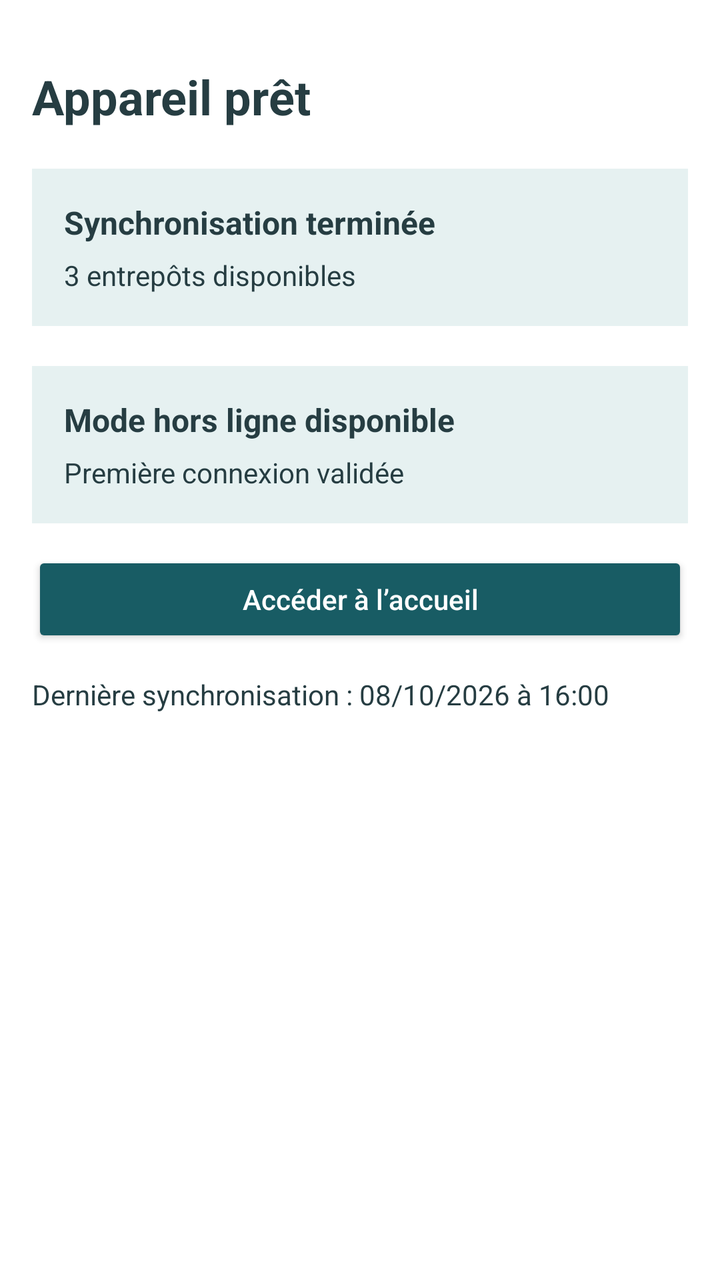
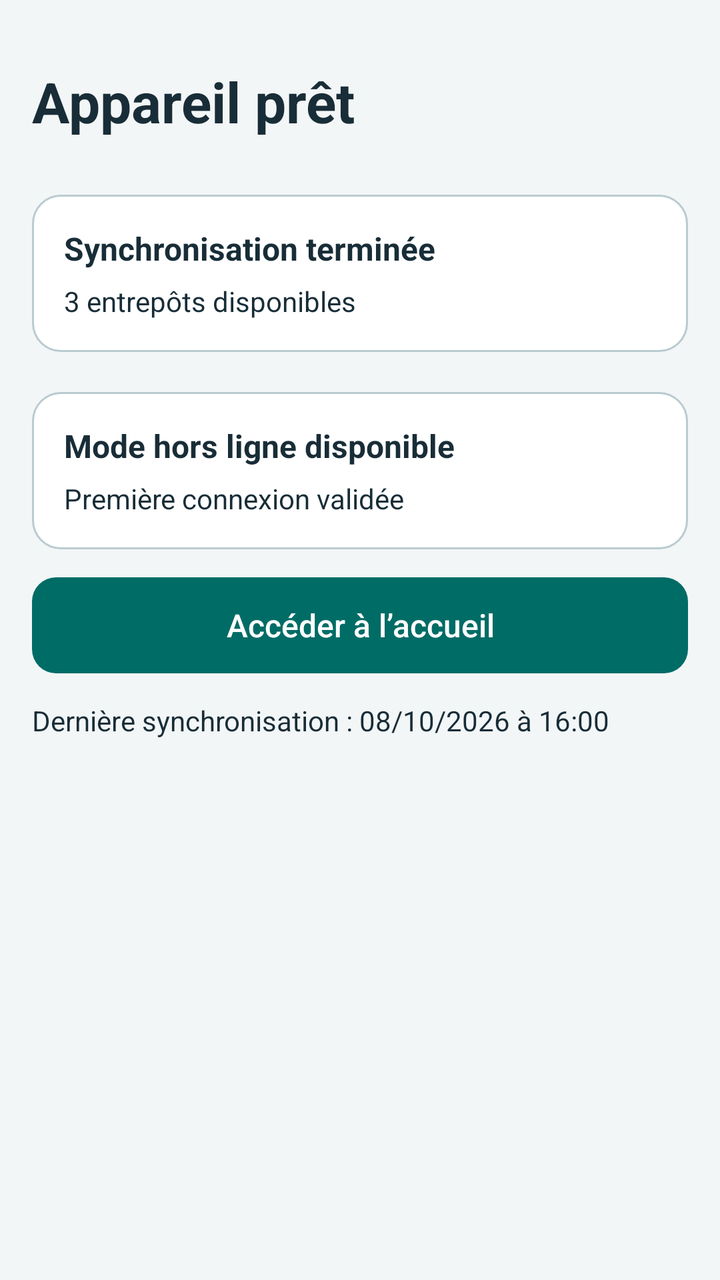

The first picture is an Android layout as it rendered before a commit; the second is the same layout after the commit. The layout source and the unified diff follow.
<!-- AndroidManifest.xml: application theme AppTheme -->
<!-- res/layout/fragment_ready.xml -->
<ScrollView
    xmlns:android="http://schemas.android.com/apk/res/android"
    android:layout_width="match_parent"
    android:layout_height="match_parent"
    android:background="@android:color/white"
    android:paddingStart="16dp"
    android:paddingEnd="16dp">
    <LinearLayout
        style="@style/FormColumn"
        android:layout_height="wrap_content"
        android:orientation="vertical"
        android:paddingTop="32dp"
        android:paddingBottom="24dp">
        <TextView
            android:layout_width="match_parent"
            android:layout_height="wrap_content"
            android:text="@string/ready_title"
            android:textSize="24sp"
            android:textColor="#263D42"
            android:textStyle="bold" />
        <LinearLayout
            android:layout_width="match_parent"
            android:layout_height="wrap_content"
            android:orientation="vertical"
            android:padding="16dp"
            android:layout_marginTop="20dp"
            android:background="@color/header_surface">
            <TextView
                android:layout_width="match_parent"
                android:layout_height="wrap_content"
                android:text="@string/ready_complete"
                android:textSize="16sp"
                android:textColor="#263D42"
                android:textStyle="bold" />
            <TextView
                android:layout_width="match_parent"
                android:layout_height="wrap_content"
                android:text="@string/ready_warehouses"
                android:textSize="14sp"
                android:textColor="#263D42"
                android:layout_marginTop="6dp" />
        </LinearLayout>
        <LinearLayout
            android:layout_width="match_parent"
            android:layout_height="wrap_content"
            android:orientation="vertical"
            android:padding="16dp"
            android:layout_marginTop="20dp"
            android:background="@color/header_surface">
            <TextView
                android:layout_width="match_parent"
                android:layout_height="wrap_content"
                android:text="@string/ready_offline"
                android:textSize="16sp"
                android:textColor="#263D42"
                android:textStyle="bold" />
            <TextView
                android:layout_width="match_parent"
                android:layout_height="wrap_content"
                android:text="@string/ready_validated"
                android:textSize="14sp"
                android:textColor="#263D42"
                android:layout_marginTop="6dp" />
        </LinearLayout>
        <Button
            android:layout_width="match_parent"
            android:layout_height="wrap_content"
            android:id="@+id/open_home"
            android:minHeight="48dp"
            android:layout_marginTop="14dp"
            android:backgroundTint="@color/accent"
            android:text="@string/open_home"
            android:textColor="@android:color/white"
            android:textAllCaps="false" />
        <TextView
            android:layout_width="match_parent"
            android:layout_height="wrap_content"
            android:text="@string/ready_last_sync"
            android:textSize="14sp"
            android:textColor="#263D42"
            android:layout_marginTop="14dp" />
    </LinearLayout>
</ScrollView>
<!-- resources referenced by this layout -->
<resources>
  <color name="accent">#185C64</color>
  <color name="header_surface">#E6F1F1</color>
  <style name="AppTheme" parent="android:style/Theme.Material.Light.NoActionBar">
          <item name="android:colorAccent">@color/accent</item>
          <item name="android:windowBackground">@android:color/white</item>
      </style>
  <!-- unchanged entries left out for length: 8 -->
</resources>

<!-- the commit's change to res/layout/fragment_ready.xml (unified diff, before → after) -->
@@ -2,7 +2,7 @@
     xmlns:android="http://schemas.android.com/apk/res/android"
     android:layout_width="match_parent"
     android:layout_height="match_parent"
-    android:background="@android:color/white"
+    android:background="@color/canvas"
     android:paddingStart="16dp"
     android:paddingEnd="16dp">
     <LinearLayout
@@ -12,32 +12,30 @@
         android:paddingTop="32dp"
         android:paddingBottom="24dp">
         <TextView
+            style="@style/ScreenTitle"
             android:layout_width="match_parent"
             android:layout_height="wrap_content"
-            android:text="@string/ready_title"
-            android:textSize="24sp"
-            android:textColor="#263D42"
-            android:textStyle="bold" />
+            android:text="@string/ready_title" />
         <LinearLayout
             android:layout_width="match_parent"
             android:layout_height="wrap_content"
             android:orientation="vertical"
             android:padding="16dp"
             android:layout_marginTop="20dp"
-            android:background="@color/header_surface">
+            android:background="@drawable/surface_card">
             <TextView
                 android:layout_width="match_parent"
                 android:layout_height="wrap_content"
                 android:text="@string/ready_complete"
                 android:textSize="16sp"
-                android:textColor="#263D42"
+                android:textColor="@color/ink"
                 android:textStyle="bold" />
             <TextView
                 android:layout_width="match_parent"
                 android:layout_height="wrap_content"
                 android:text="@string/ready_warehouses"
                 android:textSize="14sp"
-                android:textColor="#263D42"
+                android:textColor="@color/ink"
                 android:layout_marginTop="6dp" />
         </LinearLayout>
         <LinearLayout
@@ -46,38 +44,37 @@
             android:orientation="vertical"
             android:padding="16dp"
             android:layout_marginTop="20dp"
-            android:background="@color/header_surface">
+            android:background="@drawable/surface_card">
             <TextView
                 android:layout_width="match_parent"
                 android:layout_height="wrap_content"
                 android:text="@string/ready_offline"
                 android:textSize="16sp"
-                android:textColor="#263D42"
+                android:textColor="@color/ink"
                 android:textStyle="bold" />
             <TextView
                 android:layout_width="match_parent"
                 android:layout_height="wrap_content"
                 android:text="@string/ready_validated"
                 android:textSize="14sp"
-                android:textColor="#263D42"
+                android:textColor="@color/ink"
                 android:layout_marginTop="6dp" />
         </LinearLayout>
         <Button
+            style="@style/StockPrimary"
             android:layout_width="match_parent"
             android:layout_height="wrap_content"
             android:id="@+id/open_home"
             android:minHeight="48dp"
             android:layout_marginTop="14dp"
-            android:backgroundTint="@color/accent"
             android:text="@string/open_home"
-            android:textColor="@android:color/white"
             android:textAllCaps="false" />
         <TextView
             android:layout_width="match_parent"
             android:layout_height="wrap_content"
             android:text="@string/ready_last_sync"
             android:textSize="14sp"
-            android:textColor="#263D42"
+            android:textColor="@color/ink"
             android:layout_marginTop="14dp" />
     </LinearLayout>
 </ScrollView>
<!-- resource entries referenced after the edit -->
@@ -1,11 +1,122 @@
 <!-- resources referenced by this layout -->
 <resources>
-  <color name="accent">#185C64</color>
-  <color name="header_surface">#E6F1F1</color>
+  <color name="canvas">#F3F6F7</color>
+  <color name="ink">#182D37</color>
+  <!-- drawable surface_card (drawable) -->
+  <shape xmlns:android="http://schemas.android.com/apk/res/android">
+      <solid android:color="@android:color/white" />
+      <corners android:radius="14dp" />
+      <stroke android:width="1dp" android:color="@color/outline" />
+  </shape>
+  <style name="ScreenTitle">
+          <item name="android:textSize">28sp</item>
+          <item name="android:textColor">@color/ink</item>
+          <item name="android:textStyle">bold</item>
+          <item name="android:layout_marginBottom">8dp</item>
+      </style>
+  <style name="StockPrimary" parent="StockButton">
+          <item name="android:background">@drawable/action_primary</item>
+          <item name="android:textColor">@color/action_primary</item>
+      </style>
+  <color name="accent">#006C66</color>
+  <style name="StockInput" parent="android:style/Widget.Material.EditText">
+          <item name="android:background">@drawable/login_field</item>
+          <item name="android:backgroundTint">@null</item>
+          <item name="android:textColor">@color/ink</item>
+          <item name="android:textColorHint">@color/muted</item>
+          <item name="android:padding">12dp</item>
+          <item name="android:minHeight">50dp</item>
+          <item name="android:textSize">16sp</item>
+      </style>
+  <color name="muted">#49616C</color>
+  <color name="header_surface">#143541</color>
+  <!-- drawable action_secondary (drawable) -->
+  <ripple xmlns:android="http://schemas.android.com/apk/res/android" android:color="?android:attr/colorControlHighlight">
+      <item>
+          <selector>
+              <item android:state_enabled="false" android:drawable="@drawable/disabled_fill" />
+              <item android:state_focused="true" android:drawable="@drawable/action_focus_secondary" />
+              <item android:drawable="@drawable/surface_card" />
+          </selector>
+      </item>
+  </ripple>
+  <!-- drawable disabled_fill (drawable) -->
+  <shape xmlns:android="http://schemas.android.com/apk/res/android">
+      <solid android:color="@color/disabled_surface" />
+      <corners android:radius="12dp" />
+  </shape>
+  <!-- drawable action_focus_primary (drawable) -->
+  <shape xmlns:android="http://schemas.android.com/apk/res/android">
+      <solid android:color="@color/accent" />
+      <corners android:radius="12dp" />
+      <stroke android:width="2dp" android:color="@color/ink" />
+  </shape>
+  <!-- drawable accent_fill (drawable) -->
+  <shape xmlns:android="http://schemas.android.com/apk/res/android">
+      <solid android:color="@color/accent" />
+      <corners android:radius="12dp" />
+  </shape>
+  <!-- drawable login_field (drawable) -->
+  <selector xmlns:android="http://schemas.android.com/apk/res/android">
+      <item android:state_focused="true">
+          <shape>
+              <solid android:color="@android:color/white" />
+              <stroke android:width="2dp" android:color="@color/accent" />
+              <corners android:radius="10dp" />
+          </shape>
+      </item>
+      <item>
+          <shape>
+              <solid android:color="@android:color/white" />
+              <stroke android:width="1dp" android:color="@color/outline" />
+              <corners android:radius="10dp" />
+          </shape>
+      </item>
+  </selector>
+  <!-- drawable action_focus_secondary (drawable) -->
+  <shape xmlns:android="http://schemas.android.com/apk/res/android">
+      <solid android:color="@color/soft" />
+      <corners android:radius="12dp" />
+      <stroke android:width="2dp" android:color="@color/ink" />
+  </shape>
+  <color name="disabled_surface">#E0E7E9</color>
+  <color name="soft">#E1F4EF</color>
   <style name="AppTheme" parent="android:style/Theme.Material.Light.NoActionBar">
           <item name="android:colorAccent">@color/accent</item>
-          <item name="android:windowBackground">@android:color/white</item>
+          <item name="android:windowBackground">@color/canvas</item>
+          <item name="android:buttonStyle">@style/StockButton</item>
+          <item name="android:editTextStyle">@style/StockInput</item>
+          <item name="android:textColorPrimary">@color/ink</item>
+          <item name="android:textColorSecondary">@color/muted</item>
+          <item name="android:statusBarColor">@color/header_surface</item>
+          <item name="android:navigationBarColor">@color/header_surface</item>
       </style>
+  <color name="outline">#BACBD0</color>
+  <style name="StockButton" parent="android:style/Widget.Material.Button">
+          <item name="android:background">@drawable/action_secondary</item>
+          <item name="android:backgroundTint">@null</item>
+          <item name="android:stateListAnimator">@null</item>
+          <item name="android:textColor">@color/action_secondary</item>
+          <item name="android:textAllCaps">false</item>
+          <item name="android:letterSpacing">0</item>
+          <item name="android:fontFamily">sans-serif-medium</item>
+          <item name="android:textSize">16sp</item>
+          <item name="android:minHeight">50dp</item>
+          <item name="android:paddingStart">16dp</item>
+          <item name="android:paddingEnd">16dp</item>
+          <item name="android:paddingTop">10dp</item>
+          <item name="android:paddingBottom">10dp</item>
+      </style>
+  <!-- drawable action_primary (drawable) -->
+  <ripple xmlns:android="http://schemas.android.com/apk/res/android" android:color="?android:attr/colorControlHighlight">
+      <item>
+          <selector>
+              <item android:state_enabled="false" android:drawable="@drawable/disabled_fill" />
+              <item android:state_focused="true" android:drawable="@drawable/action_focus_primary" />
+              <item android:drawable="@drawable/accent_fill" />
+          </selector>
+      </item>
+  </ripple>
   <!-- unchanged entries left out for length: 8 -->
 </resources>
 
